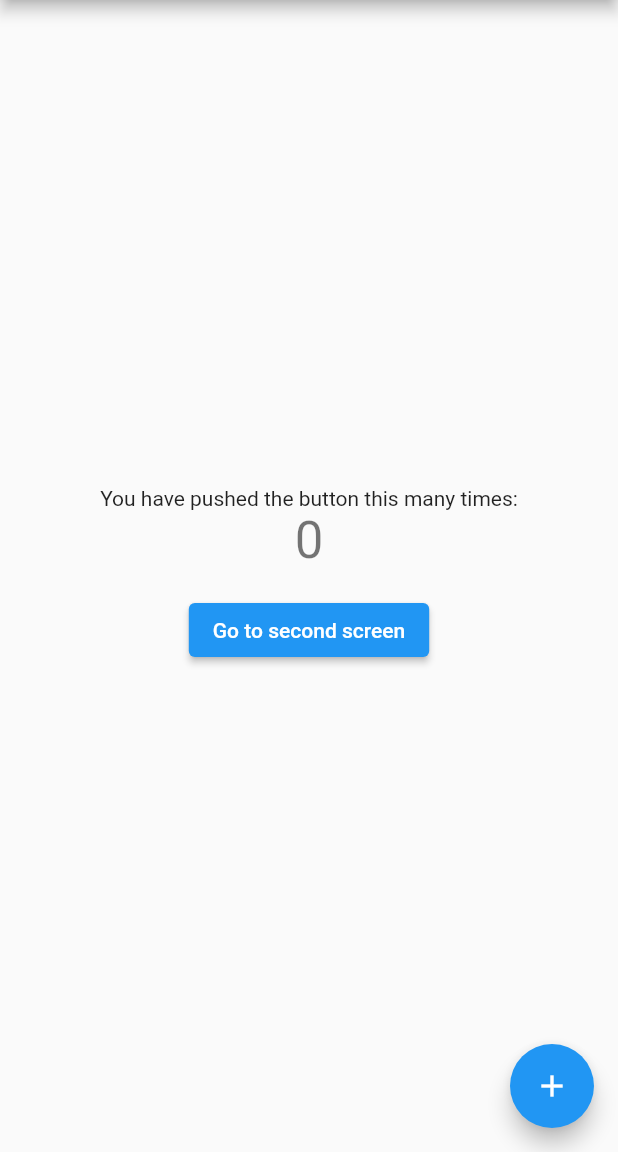
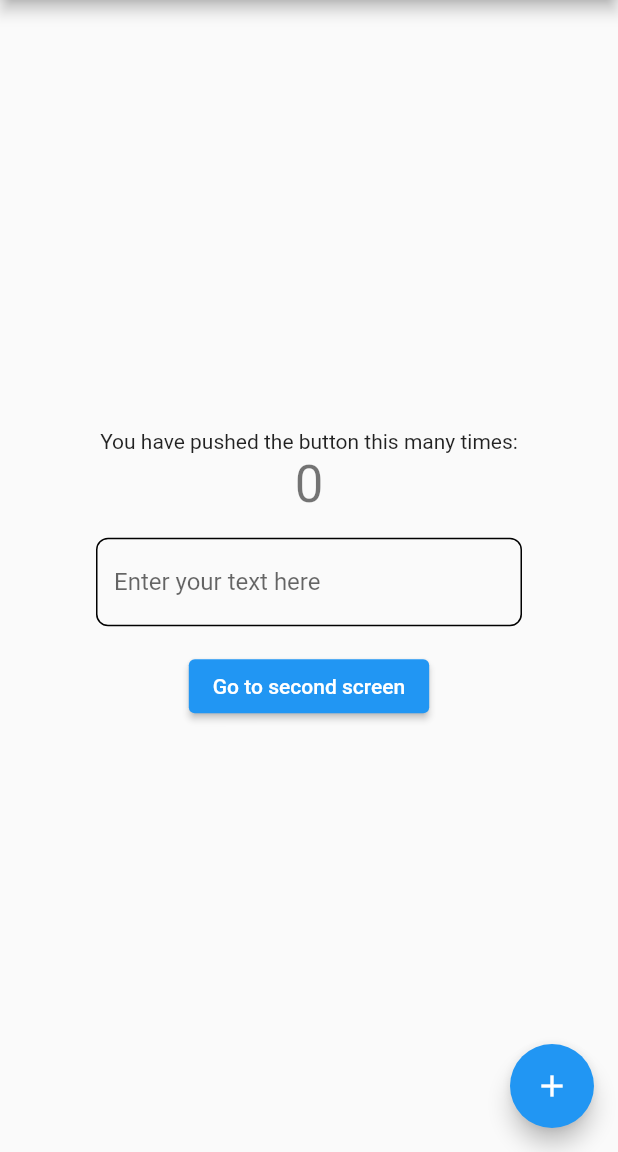
Before and after one commit to javaherisaber/FlutterRotateIssue, a Flutter app: the screen it shows after launch, on a phone screen of 412 x 824 dp, the part 84-1236 px from its top. Run offline on Flutter 3.47's test engine with Material 2 defaults, Android fonts, the phone set to English and light mode, and no system bars; our stand-ins replace url_strategy.

Commit message:
Add TextField to show focus issue

```diff
--- a/lib/main.dart
+++ b/lib/main.dart
@@ -69,12 +69,10 @@ class _MyHomePageState extends State<MyHomePage> {
 
   @override
   Widget build(BuildContext context) {
-    // This method is rerun every time setState is called, for instance as done
-    // by the _incrementCounter method above.
-    //
-    // The Flutter framework has been optimized to make rerunning build methods
-    // fast, so that you can just rebuild anything that needs updating rather
-    // than having to individually change instances of widgets.
+    var border = OutlineInputBorder(
+      borderRadius: BorderRadius.all(Radius.circular(8)),
+    );
+
     return Scaffold(
       appBar: AppBar(
         // Here we take the value from the MyHomePage object that was created by
@@ -85,20 +83,6 @@ class _MyHomePageState extends State<MyHomePage> {
         // Center is a layout widget. It takes a single child and positions it
         // in the middle of the parent.
         child: Column(
-          // Column is also a layout widget. It takes a list of children and
-          // arranges them vertically. By default, it sizes itself to fit its
-          // children horizontally, and tries to be as tall as its parent.
-          //
-          // Invoke "debug painting" (press "p" in the console, choose the
-          // "Toggle Debug Paint" action from the Flutter Inspector in Android
-          // Studio, or the "Toggle Debug Paint" command in Visual Studio Code)
-          // to see the wireframe for each widget.
-          //
-          // Column has various properties to control how it sizes itself and
-          // how it positions its children. Here we use mainAxisAlignment to
-          // center the children vertically; the main axis here is the vertical
-          // axis because Columns are vertical (the cross axis would be
-          // horizontal).
           mainAxisAlignment: MainAxisAlignment.center,
           children: <Widget>[
             const Text(
@@ -109,9 +93,22 @@ class _MyHomePageState extends State<MyHomePage> {
               style: Theme.of(context).textTheme.headline4,
             ),
             SizedBox(height: 16),
-            ElevatedButton(onPressed: () {
-              Navigator.pushNamed(context, '/second');
-            }, child: Text('Go to second screen'))
+            Padding(
+              padding: EdgeInsets.symmetric(horizontal: 64),
+              child: TextField(
+                decoration: InputDecoration(
+                  hintText: 'Enter your text here',
+                  focusedBorder: border,
+                  enabledBorder: border,
+                ),
+              ),
+            ),
+            SizedBox(height: 16),
+            ElevatedButton(
+                onPressed: () {
+                  Navigator.pushNamed(context, '/second');
+                },
+                child: Text('Go to second screen'))
           ],
         ),
       ),
```
